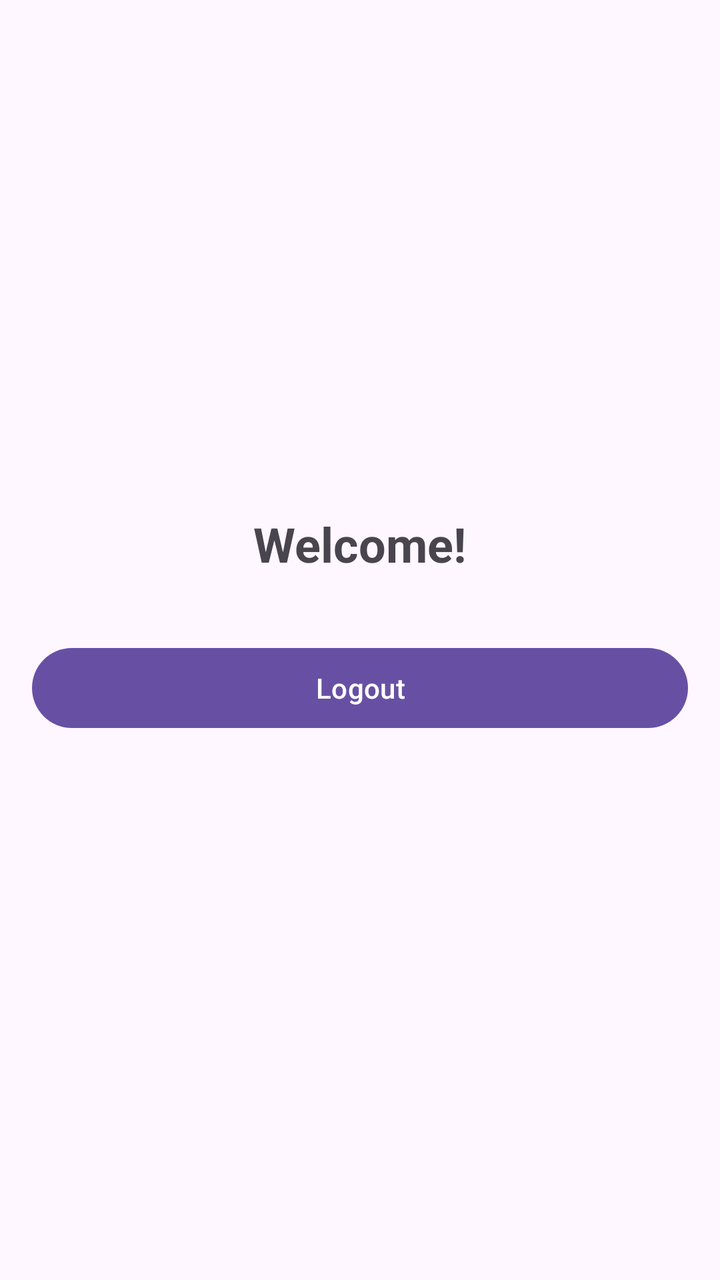
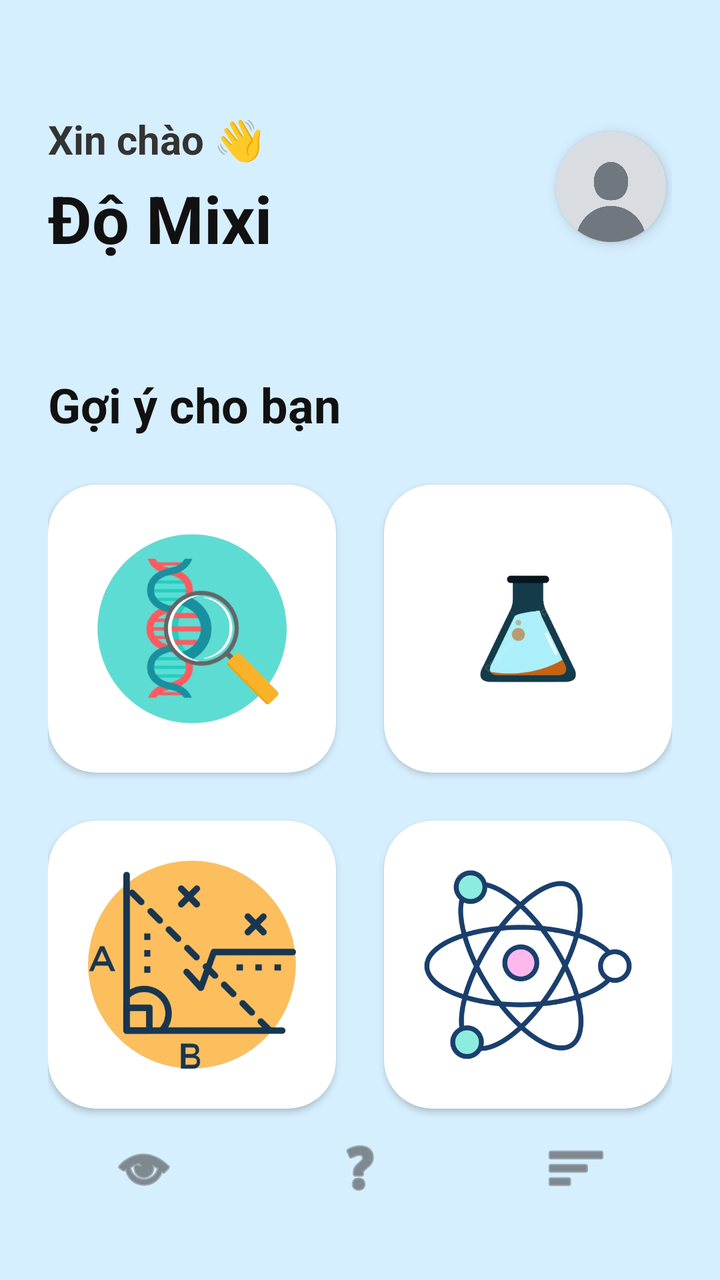

Two renders of the same Android screen: before a commit and after it. Below are the layout's source before the change and the commit's diff.
<!-- AndroidManifest.xml: application theme Theme.QuizzApp -->
<!-- res/layout/fragment_home.xml -->
<?xml version="1.0" encoding="utf-8"?>
<LinearLayout xmlns:android="http://schemas.android.com/apk/res/android"
    android:layout_width="match_parent"
    android:layout_height="match_parent"
    android:orientation="vertical"
    android:padding="16dp"
    android:gravity="center">

    <TextView
        android:id="@+id/tvWelcome"
        android:layout_width="wrap_content"
        android:layout_height="wrap_content"
        android:text="Welcome!"
        android:textSize="24sp"
        android:textStyle="bold"
        android:layout_marginBottom="32dp"/>

    <Button
        android:id="@+id/btnLogout"
        android:layout_width="match_parent"
        android:layout_height="wrap_content"
        android:text="Logout"
        android:layout_marginBottom="16dp"/>

</LinearLayout>
<!-- resources referenced by this layout -->
<resources>
  <style name="Theme.QuizzApp" parent="Base.Theme.QuizzApp" />
  <style name="Base.Theme.QuizzApp" parent="Theme.Material3.DayNight.NoActionBar">
          
          
      </style>
</resources>

<!-- the commit's change to res/layout/fragment_home.xml (unified diff, before → after) -->
@@ -1,25 +1,213 @@
 <?xml version="1.0" encoding="utf-8"?>
-<LinearLayout xmlns:android="http://schemas.android.com/apk/res/android"
+<androidx.constraintlayout.widget.ConstraintLayout xmlns:android="http://schemas.android.com/apk/res/android"
+    xmlns:app="http://schemas.android.com/apk/res-auto"
     android:layout_width="match_parent"
     android:layout_height="match_parent"
-    android:orientation="vertical"
-    android:padding="16dp"
-    android:gravity="center">
-
+    android:background="@color/background_blue"
+    android:padding="24dp">
+
+    
     <TextView
-        android:id="@+id/tvWelcome"
-        android:layout_width="wrap_content"
-        android:layout_height="wrap_content"
-        android:text="Welcome!"
+        android:id="@+id/tvGreeting"
+        android:layout_width="wrap_content"
+        android:layout_height="wrap_content"
+        android:text="Xin chào 👋"
+        android:textColor="#333333"
+        android:textSize="20sp"
+        android:textStyle="bold"
+        app:layout_constraintStart_toStartOf="parent"
+        app:layout_constraintTop_toTopOf="parent"
+        android:layout_marginTop="32dp" />
+
+    
+    <TextView
+        android:id="@+id/tvUsername"
+        android:layout_width="wrap_content"
+        android:layout_height="wrap_content"
+        android:text="Độ Mixi"
+        android:textColor="#111111"
+        android:textSize="33sp"
+        android:textStyle="bold"
+        app:layout_constraintStart_toStartOf="parent"
+        app:layout_constraintTop_toBottomOf="@id/tvGreeting"
+        android:layout_marginTop="4dp" />
+
+    
+    <androidx.cardview.widget.CardView
+        android:id="@+id/cvAvatar"
+        android:layout_width="55dp"
+        android:layout_height="55dp"
+        android:layout_marginEnd="3dp"
+        app:cardCornerRadius="32dp"
+        app:cardElevation="4dp"
+        app:layout_constraintEnd_toEndOf="parent"
+        app:layout_constraintTop_toTopOf="@id/tvGreeting"
+        app:layout_constraintBottom_toBottomOf="@id/tvUsername">
+
+        <ImageView
+            android:id="@+id/ivAvatar"
+            android:layout_width="match_parent"
+            android:layout_height="match_parent"
+            android:scaleType="centerCrop"
+            android:src="@drawable/default_avt" />
+    </androidx.cardview.widget.CardView>
+
+    
+    <TextView
+        android:id="@+id/tvSuggested"
+        android:layout_width="wrap_content"
+        android:layout_height="wrap_content"
+        android:text="Gợi ý cho bạn"
+        android:textColor="#111111"
         android:textSize="24sp"
         android:textStyle="bold"
-        android:layout_marginBottom="32dp"/>
-
-    <Button
-        android:id="@+id/btnLogout"
+        app:layout_constraintStart_toStartOf="parent"
+        app:layout_constraintTop_toBottomOf="@id/tvUsername"
+        android:layout_marginTop="55dp" />
+
+    
+    <androidx.constraintlayout.widget.Guideline
+        android:id="@+id/guidelineCenter"
+        android:layout_width="wrap_content"
+        android:layout_height="wrap_content"
+        android:orientation="vertical"
+        app:layout_constraintGuide_percent="0.5" />
+
+    
+    <androidx.cardview.widget.CardView
+        android:id="@+id/cardBiology"
+        android:layout_width="0dp"
+        android:layout_height="0dp"
+        app:layout_constraintDimensionRatio="H,1:1"
+        android:layout_marginEnd="12dp"
+        app:cardCornerRadius="24dp"
+        app:cardElevation="2dp"
+        app:cardBackgroundColor="#FFFFFF"
+        app:layout_constraintTop_toBottomOf="@id/tvSuggested"
+        app:layout_constraintStart_toStartOf="parent"
+        app:layout_constraintEnd_toStartOf="@id/guidelineCenter"
+        android:layout_marginTop="24dp">
+        <ImageView
+            android:layout_width="match_parent"
+            android:layout_height="match_parent"
+            android:padding="20dp"
+            android:scaleType="fitCenter"
+            android:src="@drawable/biology"/>
+    </androidx.cardview.widget.CardView>
+
+    
+    <androidx.cardview.widget.CardView
+        android:id="@+id/cardChemistry"
+        android:layout_width="0dp"
+        android:layout_height="0dp"
+        app:layout_constraintDimensionRatio="H,1:1"
+        android:layout_marginStart="12dp"
+        app:cardCornerRadius="24dp"
+        app:cardElevation="2dp"
+        app:cardBackgroundColor="#FFFFFF"
+        app:layout_constraintTop_toBottomOf="@id/tvSuggested"
+        app:layout_constraintStart_toEndOf="@id/guidelineCenter"
+        app:layout_constraintEnd_toEndOf="parent"
+        android:layout_marginTop="24dp">
+        <ImageView
+            android:layout_width="match_parent"
+            android:layout_height="match_parent"
+            android:padding="20dp"
+            android:scaleType="fitCenter"
+            android:src="@drawable/chemistry"/>
+    </androidx.cardview.widget.CardView>
+
+    
+    <androidx.cardview.widget.CardView
+        android:id="@+id/cardMath"
+        android:layout_width="0dp"
+        android:layout_height="0dp"
+        app:layout_constraintDimensionRatio="H,1:1"
+        android:layout_marginEnd="12dp"
+        app:cardCornerRadius="24dp"
+        app:cardElevation="2dp"
+        app:cardBackgroundColor="#FFFFFF"
+        app:layout_constraintTop_toBottomOf="@id/cardBiology"
+        app:layout_constraintStart_toStartOf="parent"
+        app:layout_constraintEnd_toStartOf="@id/guidelineCenter"
+        android:layout_marginTop="24dp">
+        <ImageView
+            android:layout_width="match_parent"
+            android:layout_height="match_parent"
+            android:padding="20dp"
+            android:scaleType="fitCenter"
+            android:src="@drawable/maths"/>
+    </androidx.cardview.widget.CardView>
+
+    
+    <androidx.cardview.widget.CardView
+        android:id="@+id/cardPhysics"
+        android:layout_width="0dp"
+        android:layout_height="0dp"
+        app:layout_constraintDimensionRatio="H,1:1"
+        android:layout_marginStart="12dp"
+        app:cardCornerRadius="24dp"
+        app:cardElevation="2dp"
+        app:cardBackgroundColor="#FFFFFF"
+        app:layout_constraintTop_toBottomOf="@id/cardChemistry"
+        app:layout_constraintStart_toEndOf="@id/guidelineCenter"
+        app:layout_constraintEnd_toEndOf="parent"
+        android:layout_marginTop="24dp">
+        <ImageView
+            android:layout_width="match_parent"
+            android:layout_height="match_parent"
+            android:padding="20dp"
+            android:scaleType="fitCenter"
+            android:src="@drawable/physics"/>
+    </androidx.cardview.widget.CardView>
+
+    
+    <LinearLayout
         android:layout_width="match_parent"
         android:layout_height="wrap_content"
-        android:text="Logout"
-        android:layout_marginBottom="16dp"/>
-
-</LinearLayout>
+        android:orientation="horizontal"
+        android:gravity="center"
+        app:layout_constraintBottom_toBottomOf="parent"
+        app:layout_constraintStart_toStartOf="parent"
+        app:layout_constraintEnd_toEndOf="parent"
+        android:layout_marginBottom="16dp">
+
+        
+        <ImageView
+            android:id="@+id/navHome"
+            android:layout_width="32dp"
+            android:layout_height="32dp"
+            android:layout_marginStart="32dp"
+            android:layout_gravity="center"
+            android:src="@android:drawable/ic_menu_view"
+            app:tint="#444444" />
+
+        <Space
+            android:layout_width="0dp"
+            android:layout_height="match_parent"
+            android:layout_weight="1" />
+
+        
+        <ImageView
+            android:id="@+id/navQuiz"
+            android:layout_width="32dp"
+            android:layout_height="32dp"
+            android:src="@android:drawable/ic_menu_help"
+            app:tint="#444444" />
+
+        <Space
+            android:layout_width="0dp"
+            android:layout_height="match_parent"
+            android:layout_weight="1" />
+
+        
+        <ImageView
+            android:id="@+id/navMenu"
+            android:layout_width="32dp"
+            android:layout_height="32dp"
+            android:layout_marginEnd="32dp"
+            android:src="@android:drawable/ic_menu_sort_by_size"
+            app:tint="#444444" />
+    </LinearLayout>
+
+</androidx.constraintlayout.widget.ConstraintLayout>
<!-- resource entries referenced after the edit -->
@@ -1,5 +1,11 @@
 <!-- resources referenced by this layout -->
 <resources>
+  <color name="background_blue">#D6EFFF</color>
+  <!-- drawable biology: png bitmap (drawable, 247994 bytes) -->
+  <!-- drawable chemistry: png bitmap (drawable, 83213 bytes) -->
+  <!-- drawable default_avt: png bitmap (drawable, 8273 bytes) -->
+  <!-- drawable maths: png bitmap (drawable, 272280 bytes) -->
+  <!-- drawable physics: png bitmap (drawable, 49186 bytes) -->
   <style name="Theme.QuizzApp" parent="Base.Theme.QuizzApp" />
   <style name="Base.Theme.QuizzApp" parent="Theme.Material3.DayNight.NoActionBar">
           
